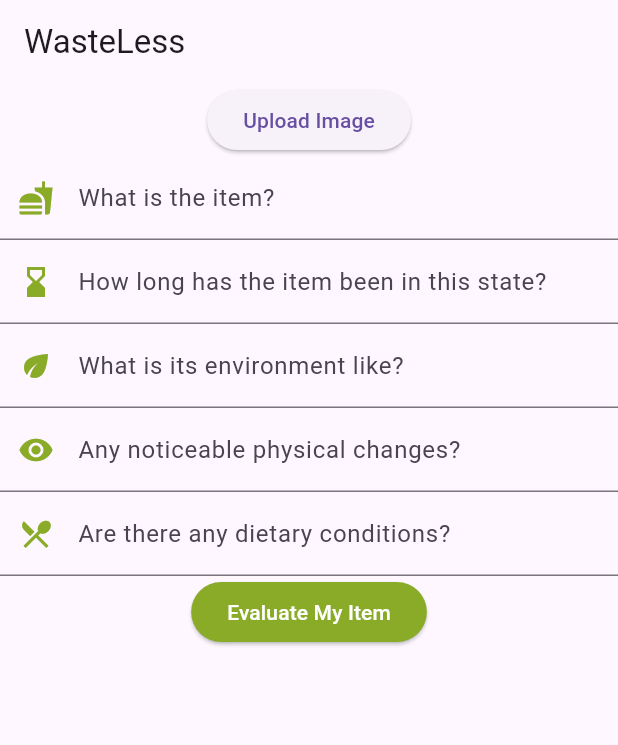
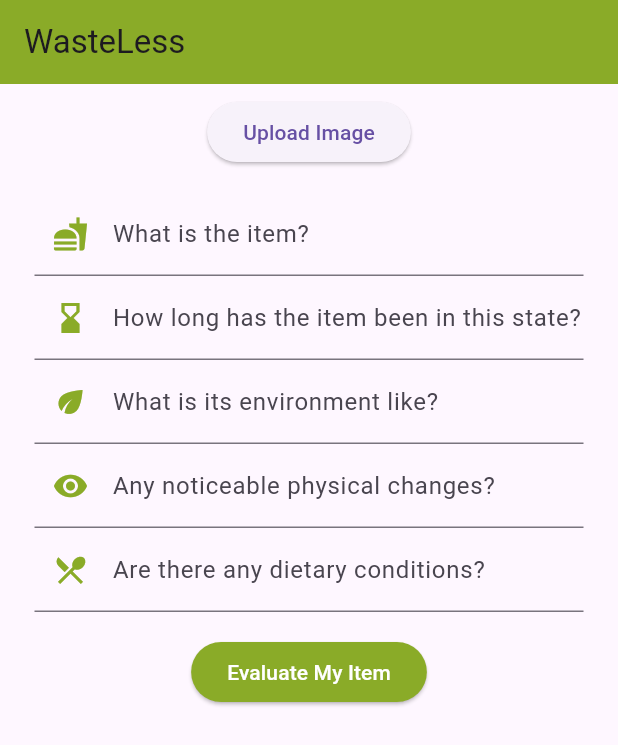
Before and after one commit to evelynnchen-cmu/WasteLess, a Flutter app: the screen it shows after launch, after a tap on "Upload Image", on a phone screen of 412 x 824 dp. Shown: the top 745 px of the screen. Run offline on Flutter 3.47's test engine with Material 3 defaults, Android fonts, the phone set to English and light mode, and no system bars; our stand-ins replace file_picker, image_picker.

Commit message:
400 error, added padding

```diff
--- a/lib/main.dart
+++ b/lib/main.dart
@@ -1,11 +1,14 @@
 import 'dart:convert';
 import 'dart:io';
+import 'dart:typed_data';
 import 'package:flutter/material.dart';
-import 'package:image_picker/image_picker.dart';
+import 'package:file_picker/file_picker.dart';
 import 'package:http/http.dart' as http;
 import 'package:flutter_application_1/api_keys.dart';
+import 'package:image_picker/image_picker.dart';
 
 void main() => runApp(MyApp());
+const Color WLGreen = Color(0xFF8aab28);
 
 class MyApp extends StatefulWidget {
   @override
@@ -23,38 +26,59 @@ class _MyAppState extends State<MyApp> {
     'physicalChanges': '',
     'dietaryConditions': '',
   };
+
+  String selectedFile = '';
+  Uint8List? image;
   String _visionApiResponse = '';
   String _geminiApiResponse = '';
 
-  Future<void> _pickImage() async {
-    final XFile? image = await _picker.pickImage(source: ImageSource.gallery);
+  void _selectFile() async {
+    final FilePickerResult? result = await FilePicker.platform.pickFiles();
+
+    if (result != null) {
       setState(() {
-      _image = image;
+        selectedFile = result.files.first.name;
+        image = result.files.first.bytes;
       });
-    if (_image != null) {
       _analyzeImage();
     }
   }
 
   Future<void> _analyzeImage() async {
-    if (_image == null) return;
-    final bytes = await _image!.readAsBytes();
-    String base64Image = base64Encode(bytes);
+    if (image == null) return; // Ensure there's an image selected
+    String base64Image = base64Encode(image!);
     String googleCloudVisionApiKey = SecretGoogleCloudVisionApiKey;
     String apiURL =
         'https://vision.googleapis.com/v1/images:annotate?key=$googleCloudVisionApiKey';
+
+    var request = {
+      "requests": [
+        {
+          // "image": {"content": base64Image},
+          "image": {
+            "source": {"imageUri": "../bread.jpg"}
+          },
+          "features": [
+            {
+              "type": "LABEL_DETECTION",
+              "maxResults": 10
+            }, // General labels about the image
+            {
+              "type": "OBJECT_LOCALIZATION",
+              "maxResults": 10
+            }, // Detect objects within the image
+            {
+              "type": "TEXT_DETECTION",
+              "maxResults": 5
+            }, // Detect and extract text within the image
+          ]
+        }
+      ]
+    };
+
     var response = await http.post(
       Uri.parse(apiURL),
-      body: jsonEncode({
-        "requests": [
-          {
-            "image": {"content": base64Image},
-            "features": [
-              {"type": "LABEL_DETECTION"}
-            ],
-          }
-        ]
-      }),
+      body: jsonEncode(request),
       headers: {"Content-Type": "application/json"},
     );
 
@@ -63,7 +87,8 @@ class _MyAppState extends State<MyApp> {
         _visionApiResponse = response.body;
       });
     } else {
-      print('Failed to analyze image');
+      print('Failed to analyze image. Status code: ${response.statusCode}');
+      print('Response body: ${response.body}');
     }
   }
 
@@ -89,70 +114,124 @@ class _MyAppState extends State<MyApp> {
     print(jsonEncode(combinedData));
   }
 
+  // Future<void> _submitToGeminiApi() async {
+  //   if (!_formKey.currentState!.validate()) return;
+  //   _formKey.currentState!.save();
+
+  //   Map<String, dynamic> combinedData = {
+  //     'userInput': _formData,
+  //     'visionAnalysis': jsonDecode(_visionApiResponse),
+  //   };
+
+  //   String geminiApiUrl = 'YOUR_GEMINI_API_ENDPOINT';
+  //   var geminiResponse = await http.post(
+  //     Uri.parse(geminiApiUrl),
+  //     body: jsonEncode(combinedData),
+  //     headers: {"Content-Type": "application/json"},
+  //   );
+
+  //   if (geminiResponse.statusCode == 200) {
+  //     setState(() {
+  //       _geminiApiResponse = geminiResponse.body;
+  //     });
+  //   } else {
+  //     print('Failed to send data to Gemini API');
+  //   }
+  // }
+
   @override
   Widget build(BuildContext context) {
     return MaterialApp(
       home: Scaffold(
-        appBar: AppBar(title: Text('WasteLess')),
+        appBar: AppBar(
+          title: Text('WasteLess'),
+          backgroundColor: WLGreen,
+        ),
         body: SingleChildScrollView(
           child: Column(
             children: [
               if (_image != null) Image.file(File(_image!.path)),
-              ElevatedButton(
-                onPressed: _pickImage,
+              Padding(
+                padding: const EdgeInsets.all(8.0),
+                child: ElevatedButton(
+                  onPressed: _selectFile,
                   child: Text('Upload Image'),
                 ),
-              Form(
+              ),
+              Padding(
+                padding: const EdgeInsets.all(8.0),
+                child: Form(
                   key: _formKey,
                   child: Column(
                     children: <Widget>[
-                    TextFormField(
+                      Padding(
+                        padding: const EdgeInsets.symmetric(horizontal: 15.0),
+                        child: TextFormField(
                           decoration: InputDecoration(
                             labelText: 'What is the item?',
-                        prefixIcon: Icon(Icons.fastfood, color: Color( 0xFF8aab28)),
+                            prefixIcon: Icon(Icons.fastfood, color: WLGreen),
                           ),
                           onSaved: (value) => _formData['item'] = value!,
                         ),
-                    TextFormField(
+                      ),
+                      Padding(
+                        padding: const EdgeInsets.symmetric(horizontal: 15.0),
+                        child: TextFormField(
                           decoration: InputDecoration(
-                        labelText: 'How long has the item been in this state?',
-                        prefixIcon: Icon(Icons.hourglass_bottom, color: Color( 0xFF8aab28)),
+                            labelText:
+                                'How long has the item been in this state?',
+                            prefixIcon:
+                                Icon(Icons.hourglass_bottom, color: WLGreen),
                           ),
                           onSaved: (value) => _formData['duration'] = value!,
                         ),
-                    TextFormField(
+                      ),
+                      Padding(
+                        padding: const EdgeInsets.symmetric(horizontal: 15.0),
+                        child: TextFormField(
                           decoration: InputDecoration(
-                        labelText:
-                            'What is its environment like?',
-                        prefixIcon: Icon(Icons.eco, color: Color( 0xFF8aab28)),
+                            labelText: 'What is its environment like?',
+                            prefixIcon: Icon(Icons.eco, color: WLGreen),
                           ),
                           onSaved: (value) => _formData['environment'] = value!,
                         ),
-                    TextFormField(
+                      ),
+                      Padding(
+                        padding: const EdgeInsets.symmetric(horizontal: 15.0),
+                        child: TextFormField(
                           decoration: InputDecoration(
                             labelText: 'Any noticeable physical changes?',
-                        prefixIcon: Icon(Icons.visibility, color: Color( 0xFF8aab28)),
+                            prefixIcon: Icon(Icons.visibility, color: WLGreen),
                           ),
-                      onSaved: (value) => _formData['physicalChanges'] = value!,
+                          onSaved: (value) =>
+                              _formData['physicalChanges'] = value!,
                         ),
-                    TextFormField(
+                      ),
+                      Padding(
+                        padding: const EdgeInsets.symmetric(horizontal: 15.0),
+                        child: TextFormField(
                           decoration: InputDecoration(
-                        labelText:
-                            'Are there any dietary conditions?',
-                        prefixIcon: Icon(Icons.local_dining, color: Color( 0xFF8aab28)),
+                            labelText: 'Are there any dietary conditions?',
+                            prefixIcon:
+                                Icon(Icons.local_dining, color: WLGreen),
                           ),
-                      onSaved: (value) => _formData['dietaryConditions'] = value!,
+                          onSaved: (value) =>
+                              _formData['dietaryConditions'] = value!,
+                        ),
                       ),
                     ],
                   ),
                 ),
-              ElevatedButton(
+              ),
+              Padding(
+                padding: const EdgeInsets.all(8.0),
+                child: ElevatedButton(
                   onPressed: _previewData,
                   child: Text('Evaluate My Item'),
                   style: ElevatedButton.styleFrom(
-                  backgroundColor: Color(
-                      0xFF8aab28),
+                    backgroundColor: WLGreen,
                     foregroundColor: Colors.white,
+                  ),
                 ),
               ),
             ],
--- a/pubspec.yaml
+++ b/pubspec.yaml
@@ -31,6 +31,7 @@ dependencies:
   flutter:
     sdk: flutter
   image_picker: ^0.8.5+3 # ?
+  file_picker: ^5.5.0
 
 
   # The following adds the Cupertino Icons font to your application.
```
Also changed, not shown: bread.jpg (added), pubspec.lock. Lines whose indentation alone changed are shown as unchanged.
